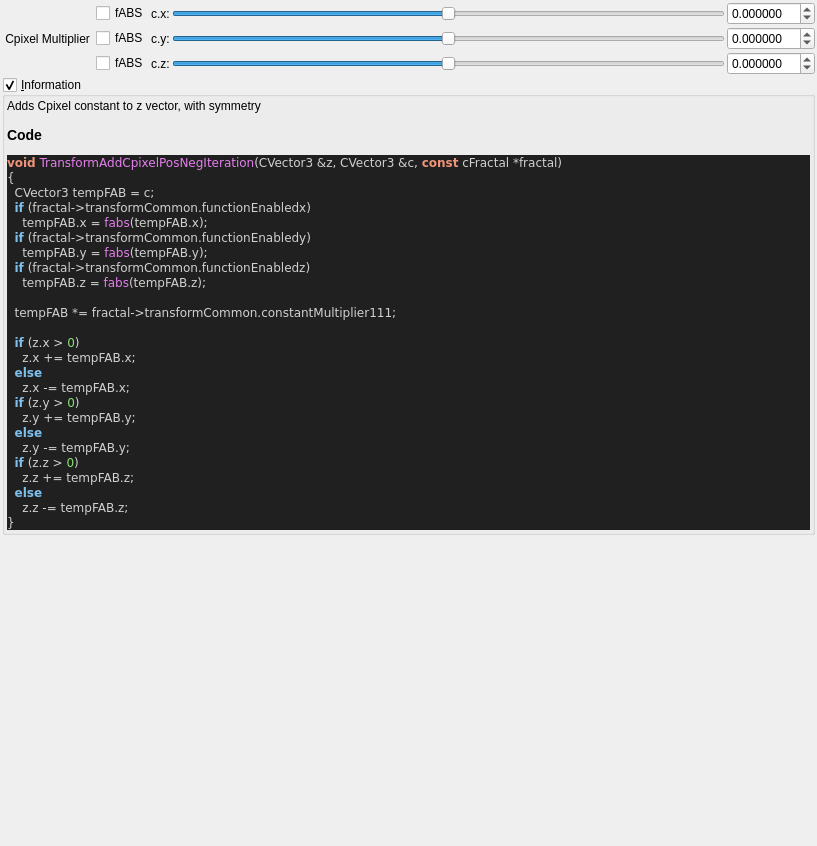
buddhi1980/mandelbulber2, file mandelbulber2/qt_data/fractal_transf_add_Cpixel_symmetrical.ui: the form before one commit.
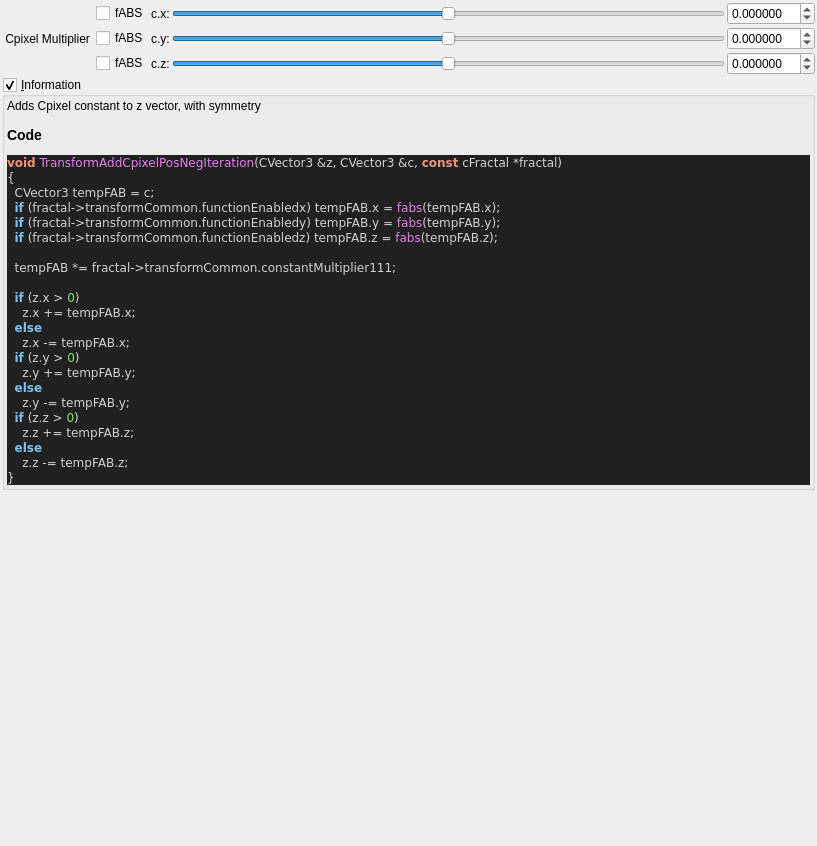
The form after the commit. Custom widgets are drawn as their Qt base class.

Commit message:
source code format for fractal_formulas.cpp
- now complete code base is refactored!
- also regenerated ui files with populateUiInformation.php
- codeStyleCheck.php is now fully functional and can be used auto
refactor the code base (may be a little slow)

The edit to the form file:
```diff
--- a/mandelbulber2/qt_data/fractal_transf_add_Cpixel_symmetrical.ui
+++ b/mandelbulber2/qt_data/fractal_transf_add_Cpixel_symmetrical.ui
@@ -281,12 +281,9 @@
 &lt;pre style=&quot;color:#d0d0d0; background-color:#202020;  font-family:'Courier New',monospace;&quot;&gt;&lt;span style=&quot;color:#f09479; font-weight:bold&quot;&gt;void&lt;/span&gt; &lt;span style=&quot;color:#e47eed&quot;&gt;TransformAddCpixelPosNegIteration&lt;/span&gt;&lt;span style=&quot;color:#d0d0d0&quot;&gt;(&lt;/span&gt;CVector3 &lt;span style=&quot;color:#d0d0d0&quot;&gt;&amp;amp;&lt;/span&gt;z&lt;span style=&quot;color:#d0d0d0&quot;&gt;,&lt;/span&gt; CVector3 &lt;span style=&quot;color:#d0d0d0&quot;&gt;&amp;amp;&lt;/span&gt;c&lt;span style=&quot;color:#d0d0d0&quot;&gt;,&lt;/span&gt; &lt;span style=&quot;color:#f09479; font-weight:bold&quot;&gt;const&lt;/span&gt; cFractal &lt;span style=&quot;color:#d0d0d0&quot;&gt;*&lt;/span&gt;fractal&lt;span style=&quot;color:#d0d0d0&quot;&gt;)&lt;/span&gt;
 &lt;span style=&quot;color:#d0d0d0&quot;&gt;{&lt;/span&gt;
   CVector3 tempFAB &lt;span style=&quot;color:#d0d0d0&quot;&gt;=&lt;/span&gt; c&lt;span style=&quot;color:#d0d0d0&quot;&gt;;&lt;/span&gt;
-  &lt;span style=&quot;color:#7ec0ee; font-weight:bold&quot;&gt;if&lt;/span&gt; &lt;span style=&quot;color:#d0d0d0&quot;&gt;(&lt;/span&gt;fractal&lt;span style=&quot;color:#d0d0d0&quot;&gt;-&amp;gt;&lt;/span&gt;transformCommon&lt;span style=&quot;color:#d0d0d0&quot;&gt;.&lt;/span&gt;functionEnabledx&lt;span style=&quot;color:#d0d0d0&quot;&gt;)&lt;/span&gt;
-    tempFAB&lt;span style=&quot;color:#d0d0d0&quot;&gt;.&lt;/span&gt;x &lt;span style=&quot;color:#d0d0d0&quot;&gt;=&lt;/span&gt; &lt;span style=&quot;color:#e47eed&quot;&gt;fabs&lt;/span&gt;&lt;span style=&quot;color:#d0d0d0&quot;&gt;(&lt;/span&gt;tempFAB&lt;span style=&quot;color:#d0d0d0&quot;&gt;.&lt;/span&gt;x&lt;span style=&quot;color:#d0d0d0&quot;&gt;);&lt;/span&gt;
-  &lt;span style=&quot;color:#7ec0ee; font-weight:bold&quot;&gt;if&lt;/span&gt; &lt;span style=&quot;color:#d0d0d0&quot;&gt;(&lt;/span&gt;fractal&lt;span style=&quot;color:#d0d0d0&quot;&gt;-&amp;gt;&lt;/span&gt;transformCommon&lt;span style=&quot;color:#d0d0d0&quot;&gt;.&lt;/span&gt;functionEnabledy&lt;span style=&quot;color:#d0d0d0&quot;&gt;)&lt;/span&gt;
-    tempFAB&lt;span style=&quot;color:#d0d0d0&quot;&gt;.&lt;/span&gt;y &lt;span style=&quot;color:#d0d0d0&quot;&gt;=&lt;/span&gt; &lt;span style=&quot;color:#e47eed&quot;&gt;fabs&lt;/span&gt;&lt;span style=&quot;color:#d0d0d0&quot;&gt;(&lt;/span&gt;tempFAB&lt;span style=&quot;color:#d0d0d0&quot;&gt;.&lt;/span&gt;y&lt;span style=&quot;color:#d0d0d0&quot;&gt;);&lt;/span&gt;
-  &lt;span style=&quot;color:#7ec0ee; font-weight:bold&quot;&gt;if&lt;/span&gt; &lt;span style=&quot;color:#d0d0d0&quot;&gt;(&lt;/span&gt;fractal&lt;span style=&quot;color:#d0d0d0&quot;&gt;-&amp;gt;&lt;/span&gt;transformCommon&lt;span style=&quot;color:#d0d0d0&quot;&gt;.&lt;/span&gt;functionEnabledz&lt;span style=&quot;color:#d0d0d0&quot;&gt;)&lt;/span&gt;
-    tempFAB&lt;span style=&quot;color:#d0d0d0&quot;&gt;.&lt;/span&gt;z &lt;span style=&quot;color:#d0d0d0&quot;&gt;=&lt;/span&gt; &lt;span style=&quot;color:#e47eed&quot;&gt;fabs&lt;/span&gt;&lt;span style=&quot;color:#d0d0d0&quot;&gt;(&lt;/span&gt;tempFAB&lt;span style=&quot;color:#d0d0d0&quot;&gt;.&lt;/span&gt;z&lt;span style=&quot;color:#d0d0d0&quot;&gt;);&lt;/span&gt;
+  &lt;span style=&quot;color:#7ec0ee; font-weight:bold&quot;&gt;if&lt;/span&gt; &lt;span style=&quot;color:#d0d0d0&quot;&gt;(&lt;/span&gt;fractal&lt;span style=&quot;color:#d0d0d0&quot;&gt;-&amp;gt;&lt;/span&gt;transformCommon&lt;span style=&quot;color:#d0d0d0&quot;&gt;.&lt;/span&gt;functionEnabledx&lt;span style=&quot;color:#d0d0d0&quot;&gt;)&lt;/span&gt; tempFAB&lt;span style=&quot;color:#d0d0d0&quot;&gt;.&lt;/span&gt;x &lt;span style=&quot;color:#d0d0d0&quot;&gt;=&lt;/span&gt; &lt;span style=&quot;color:#e47eed&quot;&gt;fabs&lt;/span&gt;&lt;span style=&quot;color:#d0d0d0&quot;&gt;(&lt;/span&gt;tempFAB&lt;span style=&quot;color:#d0d0d0&quot;&gt;.&lt;/span&gt;x&lt;span style=&quot;color:#d0d0d0&quot;&gt;);&lt;/span&gt;
+  &lt;span style=&quot;color:#7ec0ee; font-weight:bold&quot;&gt;if&lt;/span&gt; &lt;span style=&quot;color:#d0d0d0&quot;&gt;(&lt;/span&gt;fractal&lt;span style=&quot;color:#d0d0d0&quot;&gt;-&amp;gt;&lt;/span&gt;transformCommon&lt;span style=&quot;color:#d0d0d0&quot;&gt;.&lt;/span&gt;functionEnabledy&lt;span style=&quot;color:#d0d0d0&quot;&gt;)&lt;/span&gt; tempFAB&lt;span style=&quot;color:#d0d0d0&quot;&gt;.&lt;/span&gt;y &lt;span style=&quot;color:#d0d0d0&quot;&gt;=&lt;/span&gt; &lt;span style=&quot;color:#e47eed&quot;&gt;fabs&lt;/span&gt;&lt;span style=&quot;color:#d0d0d0&quot;&gt;(&lt;/span&gt;tempFAB&lt;span style=&quot;color:#d0d0d0&quot;&gt;.&lt;/span&gt;y&lt;span style=&quot;color:#d0d0d0&quot;&gt;);&lt;/span&gt;
+  &lt;span style=&quot;color:#7ec0ee; font-weight:bold&quot;&gt;if&lt;/span&gt; &lt;span style=&quot;color:#d0d0d0&quot;&gt;(&lt;/span&gt;fractal&lt;span style=&quot;color:#d0d0d0&quot;&gt;-&amp;gt;&lt;/span&gt;transformCommon&lt;span style=&quot;color:#d0d0d0&quot;&gt;.&lt;/span&gt;functionEnabledz&lt;span style=&quot;color:#d0d0d0&quot;&gt;)&lt;/span&gt; tempFAB&lt;span style=&quot;color:#d0d0d0&quot;&gt;.&lt;/span&gt;z &lt;span style=&quot;color:#d0d0d0&quot;&gt;=&lt;/span&gt; &lt;span style=&quot;color:#e47eed&quot;&gt;fabs&lt;/span&gt;&lt;span style=&quot;color:#d0d0d0&quot;&gt;(&lt;/span&gt;tempFAB&lt;span style=&quot;color:#d0d0d0&quot;&gt;.&lt;/span&gt;z&lt;span style=&quot;color:#d0d0d0&quot;&gt;);&lt;/span&gt;
 
   tempFAB &lt;span style=&quot;color:#d0d0d0&quot;&gt;*=&lt;/span&gt; fractal&lt;span style=&quot;color:#d0d0d0&quot;&gt;-&amp;gt;&lt;/span&gt;transformCommon&lt;span style=&quot;color:#d0d0d0&quot;&gt;.&lt;/span&gt;constantMultiplier111&lt;span style=&quot;color:#d0d0d0&quot;&gt;;&lt;/span&gt;
 
```
The commit also changes 101 other files.
